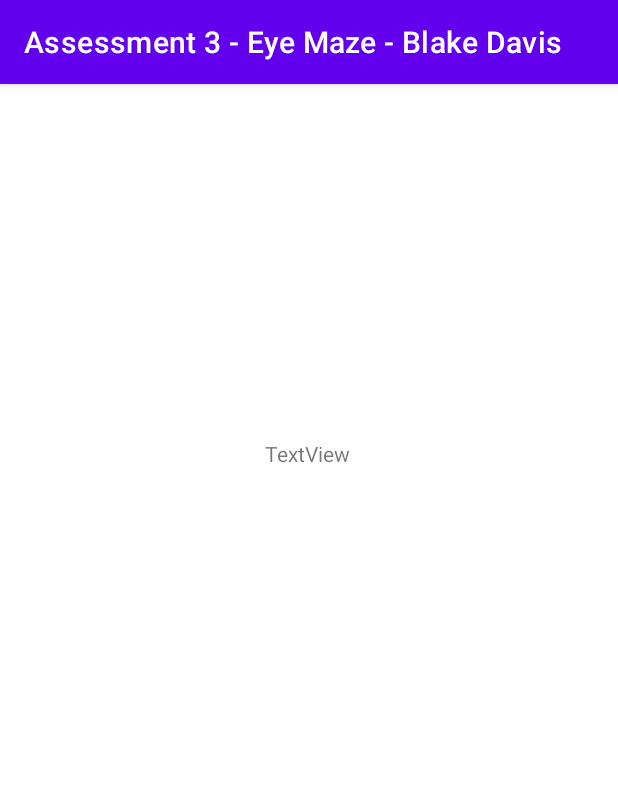
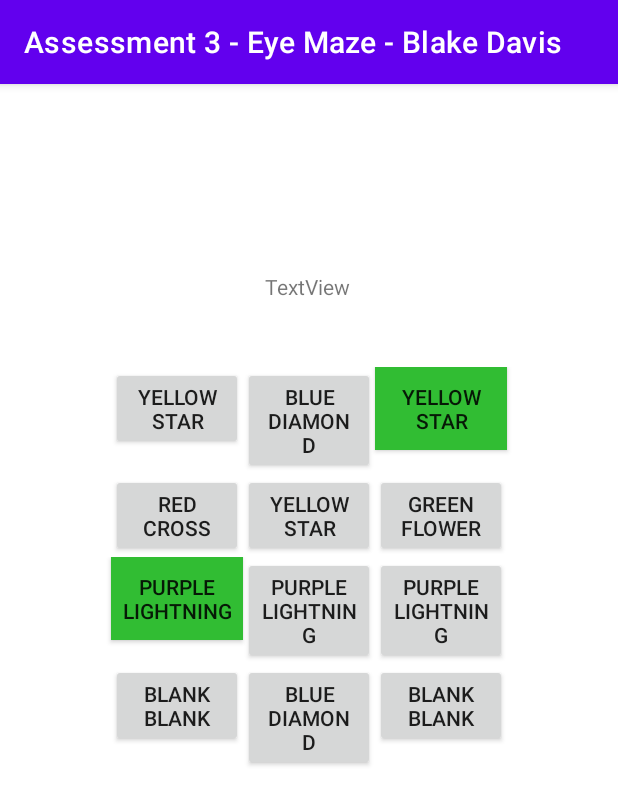
Before and after one commit to Fallen-Pie/Assessment_3_EyeMaze, an Android app: the GameActivity screen opened directly, with no data from a screen before it, on a phone screen of 412 x 824 dp. Shown: the top 805 px of the screen. Run offline under Robolectric (Android 15) with nearby library versions, the phone set to English and light mode, and no system bars.

Commit message:
Made a table for the game

```diff
--- a/app/src/main/java/nz/ac/ara/bd/eyemaze/model/Game.java
+++ b/app/src/main/java/nz/ac/ara/bd/eyemaze/model/Game.java
@@ -3,8 +3,8 @@ package nz.ac.ara.bd.eyemaze.model;
 import java.util.*;
 
 public class Game implements IGoalHolder, ILevelHolder, IMoving, ISquareHolder, IEyeballHolder {
-    List<Level> levelList = new ArrayList<>();
-    int currentLevel = 0;
+    public List<Level> levelList = new ArrayList<>();
+    public int currentLevel = 0;
 
     @Override
     public void addGoal(int row, int column) {
--- a/app/src/main/java/nz/ac/ara/bd/eyemaze/model/Level.java
+++ b/app/src/main/java/nz/ac/ara/bd/eyemaze/model/Level.java
@@ -3,7 +3,7 @@ package nz.ac.ara.bd.eyemaze.model;
 import java.util.*;
 
 public class Level {
-    Square[][] gridLevel;
+    public Square[][] gridLevel;
     List<Position> goalList = new ArrayList<>();
     Position currentGoalSquare;
     int goalCompletedCount = 0;
--- a/app/src/main/java/nz/ac/ara/bd/eyemaze/view/GameActivity.java
+++ b/app/src/main/java/nz/ac/ara/bd/eyemaze/view/GameActivity.java
@@ -1,16 +1,31 @@
 package nz.ac.ara.bd.eyemaze.view;
 
 import android.os.Bundle;
+import android.util.Log;
+import android.view.Gravity;
+import android.view.View;
+import android.widget.Button;
+import android.widget.LinearLayout;
 
 import androidx.activity.EdgeToEdge;
 import androidx.appcompat.app.AppCompatActivity;
+import androidx.appcompat.widget.LinearLayoutCompat;
 import androidx.core.graphics.Insets;
 import androidx.core.view.ViewCompat;
 import androidx.core.view.WindowInsetsCompat;
 
+import kotlin.NotImplementedError;
 import nz.ac.ara.bd.eyemaze.R;
+import nz.ac.ara.bd.eyemaze.model.BlankSquare;
+import nz.ac.ara.bd.eyemaze.model.Color;
+import nz.ac.ara.bd.eyemaze.model.Game;
+import nz.ac.ara.bd.eyemaze.model.Level;
+import nz.ac.ara.bd.eyemaze.model.PlayableSquare;
+import nz.ac.ara.bd.eyemaze.model.Shape;
 
 public class GameActivity extends AppCompatActivity {
+    private static final String LOG_TAG = GameActivity.class.getSimpleName();
+    Game game = new Game();
 
     @Override
     protected void onCreate(Bundle savedInstanceState) {
@@ -22,5 +37,47 @@ public class GameActivity extends AppCompatActivity {
             v.setPadding(systemBars.left, systemBars.top, systemBars.right, systemBars.bottom);
             return insets;
         });
+        LinearLayout ll_vert = findViewById(R.id.LinearLayout);
+        createGame();
+        Level currentLevel = game.levelList.get(game.currentLevel);
+        Log.d(LOG_TAG, "Hello!");
+        for (int row = 0; row < game.getLevelHeight(); row++) {
+            LinearLayout ll_row = new LinearLayout(this);
+            ll_row.setOrientation(LinearLayout.HORIZONTAL);
+            ll_row.setGravity(Gravity.CENTER_HORIZONTAL);
+            ll_vert.addView(ll_row);
+            for (int column = 0; column < game.getLevelWidth(); column++) {
+                Button new_button = new Button(this);
+                new_button.setText(game.getColorAt(row, column) + " " + game.getShapeAt(row, column));
+                new_button.setWidth(ll_vert.getWidth()/game.getLevelWidth());
+                if (game.hasGoalAt(row, column)) {
+                    new_button.setBackgroundColor(getColor(R.color.green));;
+                }
+                ll_row.addView(new_button);
+            }
+        };
+    }
+
+    protected void createGame() {
+        levelOne(game);
+    }
+
+    private static void levelOne(Game game) {
+        game.addLevel(4, 3);
+        game.addSquare(new PlayableSquare(Color.YELLOW, Shape.STAR), 0, 0);
+        game.addSquare(new PlayableSquare(Color.BLUE, Shape.DIAMOND), 0, 1);
+        game.addSquare(new PlayableSquare(Color.YELLOW, Shape.STAR), 0, 2);
+        game.addSquare(new PlayableSquare(Color.RED, Shape.CROSS), 1, 0);
+        game.addSquare(new PlayableSquare(Color.YELLOW, Shape.STAR), 1, 1);
+        game.addSquare(new PlayableSquare(Color.GREEN, Shape.FLOWER), 1, 2);
+        game.addSquare(new PlayableSquare(Color.PURPLE, Shape.LIGHTNING), 2, 0);
+        game.addSquare(new PlayableSquare(Color.PURPLE, Shape.LIGHTNING), 2, 1);
+        game.addSquare(new PlayableSquare(Color.PURPLE, Shape.LIGHTNING), 2, 2);
+        game.addSquare(new BlankSquare(), 3, 0);
+        game.addSquare(new PlayableSquare(Color.BLUE, Shape.DIAMOND), 3, 1);
+        game.addSquare(new BlankSquare(), 3, 2);
+
+        game.addGoal(0, 2);
+        game.addGoal(2, 0);
     }
 }
--- a/app/src/main/res/layout/activity_game.xml
+++ b/app/src/main/res/layout/activity_game.xml
@@ -17,5 +17,17 @@
         app:layout_constraintHorizontal_bias="0.498"
         app:layout_constraintStart_toStartOf="parent"
         app:layout_constraintTop_toTopOf="parent"
-        app:layout_constraintVertical_bias="0.316" />
+        app:layout_constraintVertical_bias="0.167" />
+
+    <LinearLayout
+        android:id="@+id/LinearLayout"
+        android:layout_width="411dp"
+        android:layout_height="467dp"
+        android:orientation="vertical"
+        app:layout_constraintBottom_toBottomOf="parent"
+        app:layout_constraintEnd_toEndOf="parent"
+        app:layout_constraintStart_toStartOf="parent"
+        app:layout_constraintTop_toTopOf="parent"
+        app:layout_constraintVertical_bias="0.627"></LinearLayout>
+
 </androidx.constraintlayout.widget.ConstraintLayout>
--- a/app/src/main/res/layout/activity_home.xml
+++ b/app/src/main/res/layout/activity_home.xml
@@ -12,7 +12,7 @@
         android:layout_width="wrap_content"
         android:layout_height="wrap_content"
         android:onClick="launchSecondActivity"
-        android:text="Button"
+        android:text="@string/reset_button"
         app:layout_constraintBottom_toBottomOf="parent"
         app:layout_constraintEnd_toEndOf="parent"
         app:layout_constraintStart_toStartOf="parent"
--- a/app/src/main/res/values/colors.xml
+++ b/app/src/main/res/values/colors.xml
@@ -7,4 +7,5 @@
     <color name="teal_700">#FF018786</color>
     <color name="black">#FF000000</color>
     <color name="white">#FFFFFFFF</color>
+    <color name="green">#31BD33</color>
 </resources>
```
